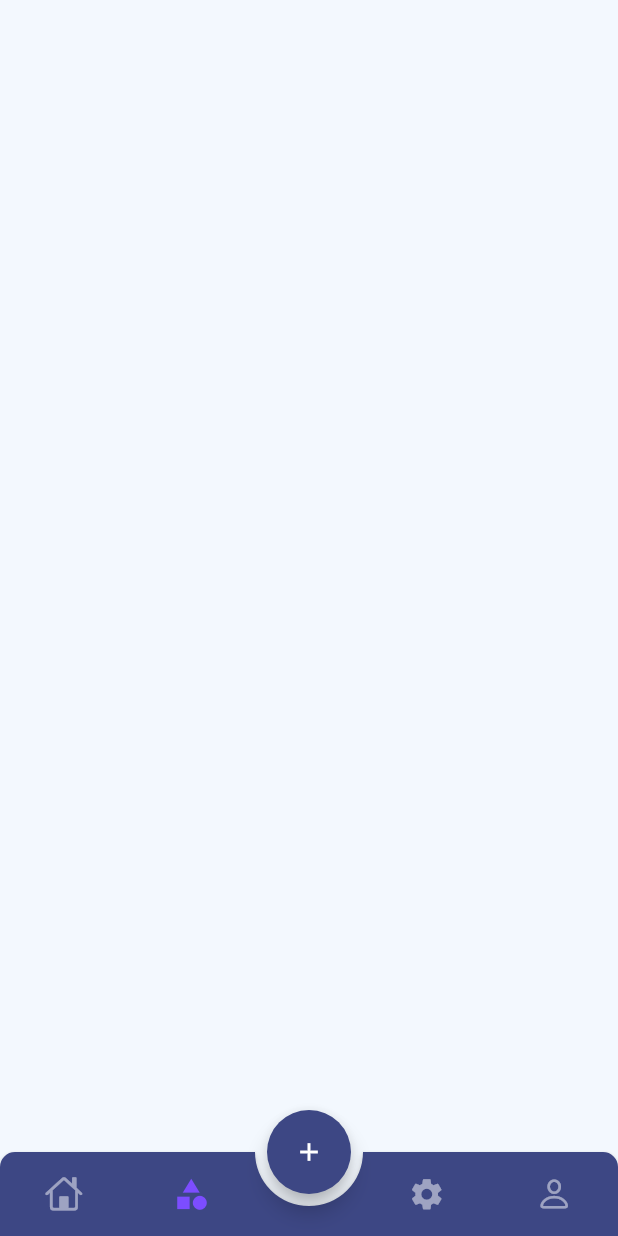
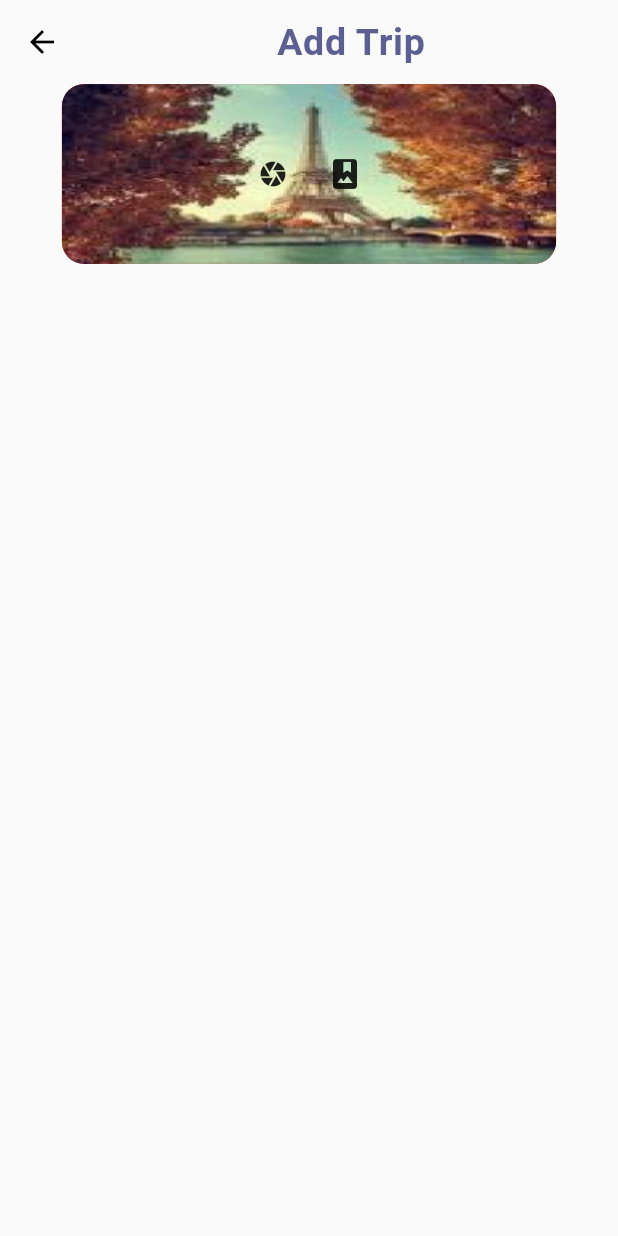
Before and after one commit to abir2301/trip_manage_expense_flutter_app_v2, a Flutter app: the screen it shows after launch, item 2 of the bottom bar chosen, after a tap on the "add" icon, on a phone screen of 412 x 824 dp. Run offline on Flutter 3.47's test engine with Material 2 defaults, Android fonts, the phone set to English and light mode, and no system bars; drawn by our look-alikes of animated_bottom_navigation_bar; our stand-ins replace dotted_border, flutter_native_splash, flutter_svg, go_router, google_fonts, introduction_screen and 1 more.

Commit message:
create add trip screen

```diff
--- a/front_end/app/lib/main.dart
+++ b/front_end/app/lib/main.dart
@@ -1,4 +1,6 @@
 import 'package:app/assistant/global.dart';
+import 'package:app/presentation/screens/add_trip_screen.dart';
+import 'package:app/presentation/screens/categories.dart';
 import 'package:app/presentation/screens/home_page/home_screen.dart';
 import 'package:app/presentation/screens/intro_screen.dart';
 import 'package:app/presentation/screens/login_screen.dart';
@@ -29,9 +31,15 @@ class _MyAppState extends State<MyApp> {
   final routes = AppRoutes.generateRoutes();
   @override
   Widget build(BuildContext context) {
-    return const MaterialApp(
+    return MaterialApp(
       color: kBackgroundColor,
-      home: HomeScreen(),
+      routes: {
+        '/login': (context) => LoginScreen(),
+        '/signUp': (context) => RegisterScreen(),
+        '/home': (context) => HomeScreen(),
+        "/add_trip": (context) => AddTripScreen(),
+        '/': (context) => HomeScreen(),
+      },
     );
 
     // MaterialApp.router(
--- /dev/null
+++ b/front_end/app/lib/presentation/screens/add_trip_screen.dart
@@ -0,0 +1,66 @@
+import 'package:app/assistant/global.dart';
+import 'package:flutter/material.dart';
+
+class AddTripScreen extends StatefulWidget {
+  const AddTripScreen({super.key});
+
+  @override
+  State<AddTripScreen> createState() => _AddTripScreenState();
+}
+
+class _AddTripScreenState extends State<AddTripScreen> {
+  @override
+  Widget build(BuildContext context) {
+    return Scaffold(
+      appBar: AppBar(
+        iconTheme: IconThemeData(color: Colors.black, weight: 20, grade: 10),
+        elevation: 0,
+        backgroundColor: Colors.transparent,
+        title: Center(
+            child: Text(
+          "Add Trip",
+          style: ktitle,
+        )),
+      ),
+      body: SingleChildScrollView(
+        child: Column(
+          mainAxisAlignment: MainAxisAlignment.center,
+          crossAxisAlignment: CrossAxisAlignment.center,
+          children: [
+            Center(
+              child: SizedBox(
+                height: 120,
+                width: MediaQuery.of(context).size.width * 0.80,
+                child: Container(
+                  decoration: BoxDecoration(
+                      image: DecorationImage(
+                        opacity: 20,
+                        image: AssetImage("assets/tower.png"),
+                        fit: BoxFit.cover,
+                      ),
+                      color: Colors.red,
+                      borderRadius: BorderRadius.circular(15)),
+                  child: Center(
+                    child: Row(
+                      mainAxisAlignment: MainAxisAlignment.center,
+                      children: [
+                        IconButton(
+                            onPressed: () {},
+                            icon: Icon(
+                              Icons.camera,
+                              size: 20,
+                            )),
+                        IconButton(
+                            onPressed: () {}, icon: Icon(Icons.photo_album))
+                      ],
+                    ),
+                  ),
+                ),
+              ),
+            )
+          ],
+        ),
+      ),
+    );
+  }
+}
--- a/front_end/app/lib/presentation/screens/home_page/home_screen.dart
+++ b/front_end/app/lib/presentation/screens/home_page/home_screen.dart
@@ -37,7 +37,9 @@ class _HomeScreenState extends State<HomeScreen> {
       floatingActionButton: SafeArea(
         child: SizedBox(
           child: FloatingActionButton(
-            onPressed: () {},
+            onPressed: () {
+              Navigator.pushNamed(context, '/add_trip');
+            },
             // ignore: prefer_const_constructors, sort_child_properties_last
             child: Icon(
               Icons.add,
@@ -52,9 +54,18 @@ class _HomeScreenState extends State<HomeScreen> {
   }
 
   Widget getBody() {
-    return IndexedStack(
-      index: pageIndex,
-      children: pages,
+    return Container(
+      decoration: BoxDecoration(
+        image: DecorationImage(
+          opacity: 20,
+          image: AssetImage("assets/bg.png"),
+          fit: BoxFit.cover,
+        ),
+      ),
+      child: IndexedStack(
+        index: pageIndex,
+        children: pages,
+      ),
     );
   }
 
--- a/front_end/app/lib/presentation/screens/home_page/home_screen_content.dart
+++ b/front_end/app/lib/presentation/screens/home_page/home_screen_content.dart
@@ -1,4 +1,5 @@
 import 'package:app/assistant/global.dart';
+import 'package:dotted_border/dotted_border.dart';
 import 'package:flutter/material.dart';
 
 import '../../../data/user_model.dart';
@@ -134,9 +135,17 @@ class _HomeScreenContentState extends State<HomeScreenContent> {
         ),
         Padding(
           padding: EdgeInsets.symmetric(
-            horizontal: 30,
+            horizontal: 10,
           ),
-          child: Row(
+          child: DottedBorder(
+            dashPattern: [8],
+            color: Color(0xFF9747FF),
+            strokeWidth: 1,
+            child: Padding(
+              padding: const EdgeInsets.all(8.0),
+              child: Column(
+                children: [
+                  Row(
                     mainAxisAlignment: MainAxisAlignment.spaceBetween,
                     children: [
                       Text(
@@ -152,8 +161,12 @@ class _HomeScreenContentState extends State<HomeScreenContent> {
                           ))
                     ],
                   ),
+                  SafeArea(child: TripList())
+                ],
               ),
-        SafeArea(child: TripList())
+            ),
+          ),
+        ),
       ],
     ));
   }
--- a/front_end/app/pubspec.yaml
+++ b/front_end/app/pubspec.yaml
@@ -42,6 +42,7 @@ dependencies:
   google_fonts: ^4.0.3
   go_router: ^6.0.10
   animated_bottom_navigation_bar: ^1.1.0+1
+  dotted_border: ^2.1.0
 
 dev_dependencies:
   flutter_test:
```
Also changed, not shown: front_end/app/assets/bg.png (renamed from front_end/app/assets/welcome-one.png), front_end/app/assets/tower.png (added), front_end/app/pubspec.lock, 1 other file. Lines whose indentation alone changed are shown as unchanged.
